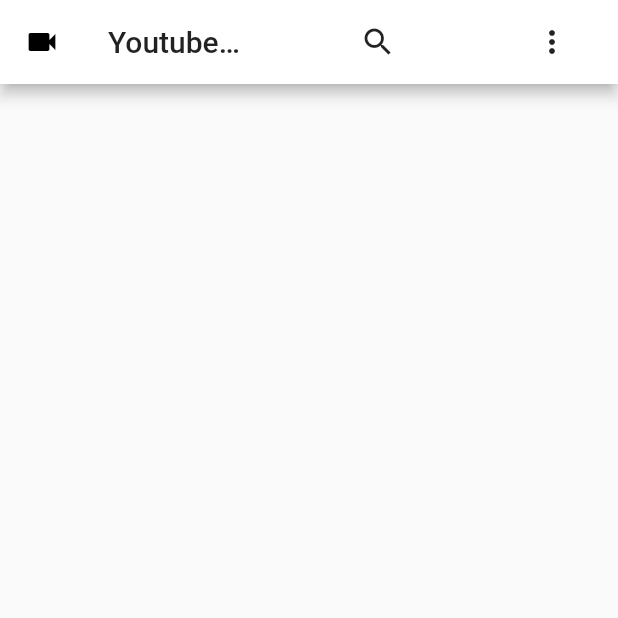
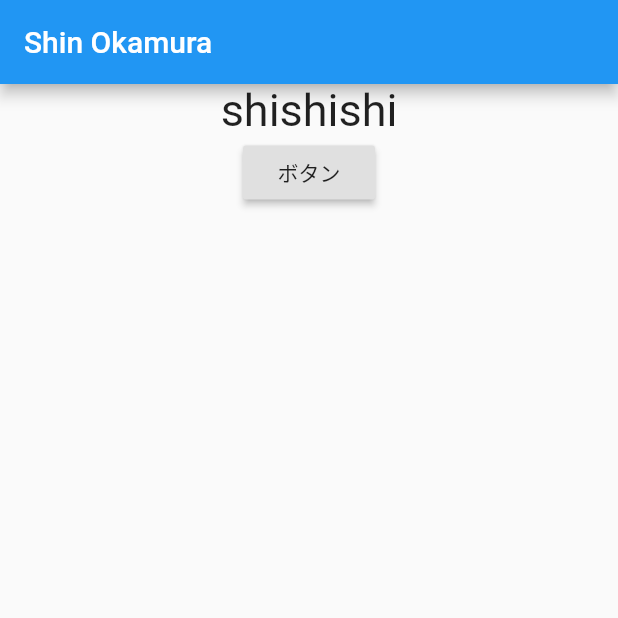
Before and after one commit to shinforest/dive, a Flutter app: the screen it shows after launch, on a phone screen of 412 x 824 dp, the top half of it. Run offline on Flutter 3.47's test engine with Material 2 defaults, Android fonts, the phone set to English and light mode, and no system bars.

```diff
--- a/lib/main.dart
+++ b/lib/main.dart
@@ -1,45 +1,46 @@
 import 'package:flutter/material.dart';
+import 'package:provider/provider.dart';
+import 'package:youtubedemo/main_model.dart';
 
 void main() {
   runApp(MyApp());
 }
 
 class MyApp extends StatelessWidget {
+
   // This widget is the root of your application.
   @override
   Widget build(BuildContext context) {
     return MaterialApp(
-      theme: ThemeData(
-        primaryColor: Colors.white
-      ),
-      home: Scaffold(
-        appBar: AppBar(
-          centerTitle: false,
-          leading: Icon(Icons.videocam),
-          title: const Text(
-            'Youtube demo',
+      title: 'SHIN',
+      home: ChangeNotifierProvider<MainModel>(
+        create: (_) => MainModel(),
+        child: Scaffold(
+          appBar: AppBar(
+            title: const Text('Shin Okamura',),
           ),
-          actions: <Widget>[
-            SizedBox(
-              width: 144,
-              child: FlatButton(
-                child: Icon(Icons.search),
-                onPressed: () {
-                  //todo
-                },
-              ),
-              ),
-            SizedBox(
-              child: FlatButton(
-                child: Icon(Icons.more_vert),
-                onPressed: () {
-                  //todo
-                },
-              ),
-            )
-          ],
-        ),
-        body: Container(
+          body: Consumer<MainModel>(builder: (context, model, child) {
+              return Center(
+                child: Column(
+                  children: [
+                  Text(
+                    model.text1,
+                    style: TextStyle(
+                      fontSize: 30,
+                    ),
+                  ),
+                    RaisedButton(
+                      child: Text('ボタン'),
+                      onPressed: (){
+                        model.changeText();
+
+                      },
+                    ),
+                ],
+                ),
+              );
+            }
+          ),
         ),
       ),
     );
--- /dev/null
+++ b/lib/main_model.dart
@@ -0,0 +1,12 @@
+
+
+import 'package:flutter/cupertino.dart';
+
+class MainModel extends ChangeNotifier {
+  String text1 = "shishishi";
+
+  void changeText(){
+    text1 = "shick";
+    notifyListeners();
+  }
+}
```
Also changed, not shown: pubspec.yaml (+1 -45 lines), pubspec.lock.
